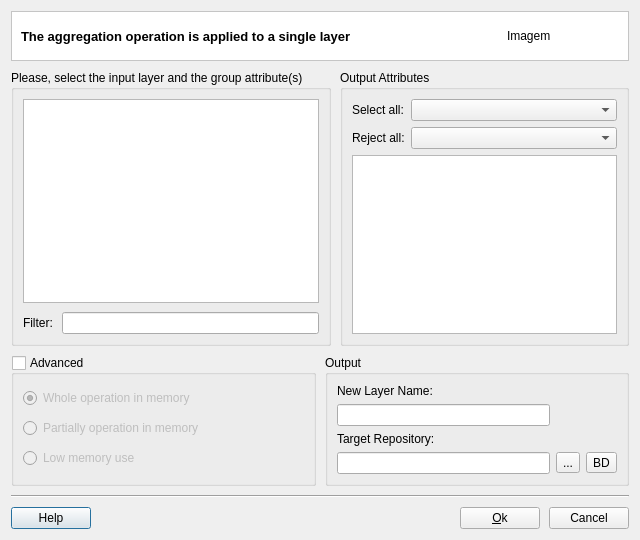
claudiobogossian/terralib5, file src/terralib/vp/qt/ui/AggregationDialogForm.ui: the form before one commit.
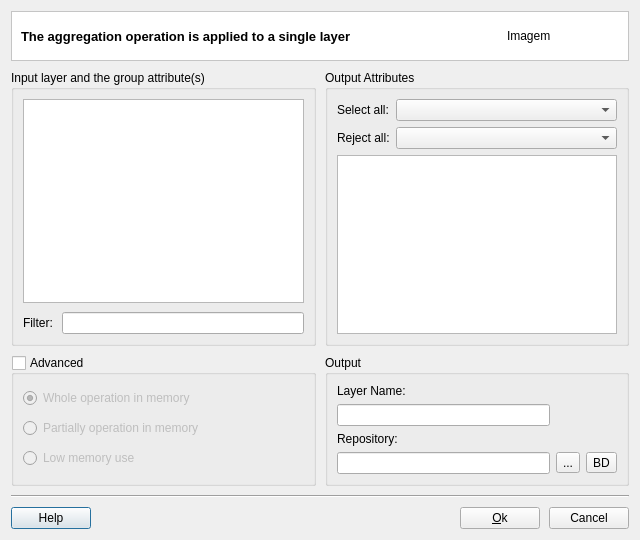
The form after the commit.

```diff
--- a/src/terralib/vp/qt/ui/AggregationDialogForm.ui
+++ b/src/terralib/vp/qt/ui/AggregationDialogForm.ui
@@ -82,7 +82,7 @@
      <item>
       <widget class="QGroupBox" name="groupBox">
        <property name="title">
-        <string>Please, select the input layer and the group attribute(s)</string>
+        <string>Input layer and the group attribute(s)</string>
        </property>
        <layout class="QVBoxLayout" name="verticalLayout_3" stretch="1,0">
         <property name="spacing">
@@ -261,7 +261,7 @@
         <item row="2" column="0">
          <widget class="QLabel" name="label_4">
           <property name="text">
-           <string>Target Repository:</string>
+           <string>Repository:</string>
           </property>
          </widget>
         </item>
@@ -284,7 +284,7 @@
         <item row="0" column="0">
          <widget class="QLabel" name="label_3">
           <property name="text">
-           <string>New Layer Name:</string>
+           <string>Layer Name:</string>
           </property>
          </widget>
         </item>
```
